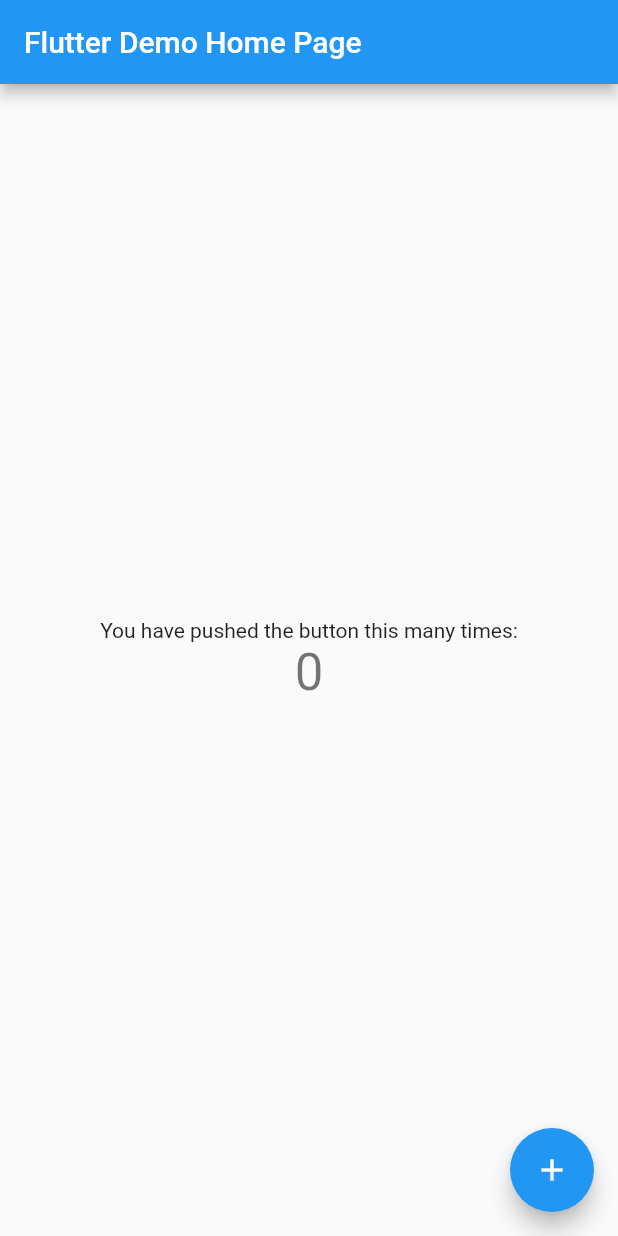
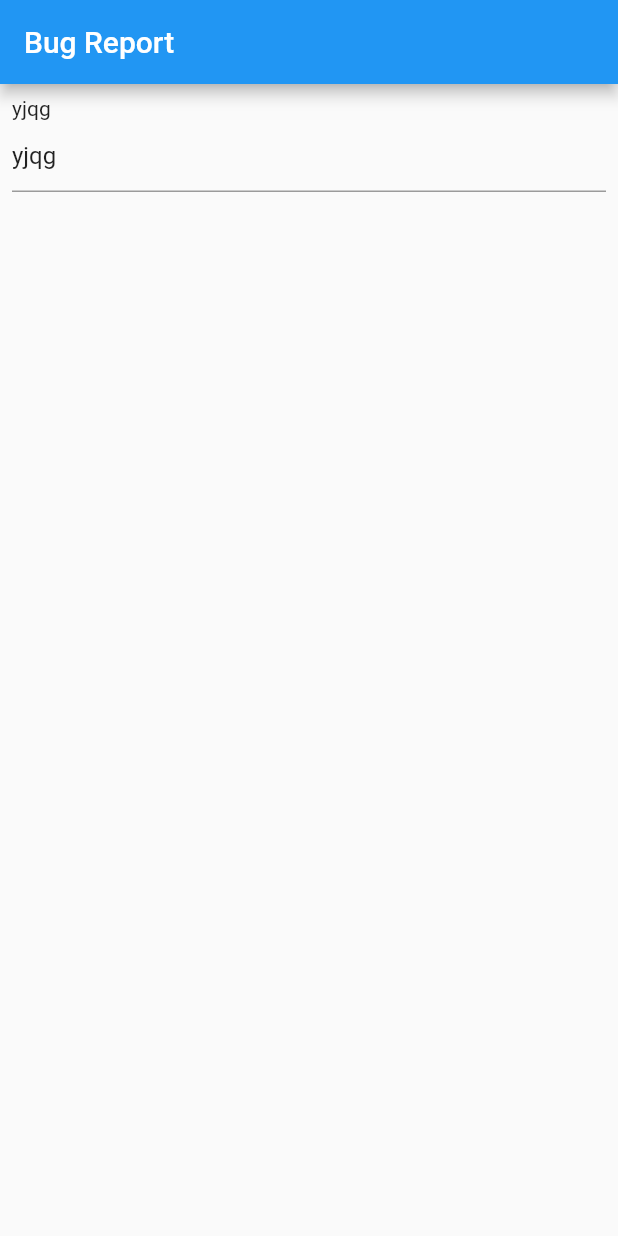
Before and after one commit to Leffe108/flutter-web-text-clip, a Flutter app: the screen it shows after launch, on a phone screen of 412 x 824 dp. Run offline on Flutter 3.47's test engine with Material 2 defaults, Android fonts, the phone set to English and light mode, and no system bars.

Commit message:
bug_report2 home screen

```diff
--- a/lib/main.dart
+++ b/lib/main.dart
@@ -9,109 +9,39 @@
   @override
   Widget build(BuildContext context) {
     return MaterialApp(
-      title: 'Flutter Demo',
-      theme: ThemeData(
-        // This is the theme of your application.
-        //
-        // Try running your application with "flutter run". You'll see the
-        // application has a blue toolbar. Then, without quitting the app, try
-        // changing the primarySwatch below to Colors.green and then invoke
-        // "hot reload" (press "r" in the console where you ran "flutter run",
-        // or simply save your changes to "hot reload" in a Flutter IDE).
-        // Notice that the counter didn't reset back to zero; the application
-        // is not restarted.
-        primarySwatch: Colors.blue,
-        // This makes the visual density adapt to the platform that you run
-        // the app on. For desktop platforms, the controls will be smaller and
-        // closer together (more dense) than on mobile platforms.
-        visualDensity: VisualDensity.adaptivePlatformDensity,
-      ),
-      home: MyHomePage(title: 'Flutter Demo Home Page'),
+      home: MyHomePage(),
     );
   }
 }
 
 class MyHomePage extends StatefulWidget {
-  MyHomePage({Key key, this.title}) : super(key: key);
-
-  // This widget is the home page of your application. It is stateful, meaning
-  // that it has a State object (defined below) that contains fields that affect
-  // how it looks.
-
-  // This class is the configuration for the state. It holds the values (in this
-  // case the title) provided by the parent (in this case the App widget) and
-  // used by the build method of the State. Fields in a Widget subclass are
-  // always marked "final".
-
-  final String title;
-
   @override
   _MyHomePageState createState() => _MyHomePageState();
 }
 
 class _MyHomePageState extends State<MyHomePage> {
-  int _counter = 0;
-
-  void _incrementCounter() {
-    setState(() {
-      // This call to setState tells the Flutter framework that something has
-      // changed in this State, which causes it to rerun the build method below
-      // so that the display can reflect the updated values. If we changed
-      // _counter without calling setState(), then the build method would not be
-      // called again, and so nothing would appear to happen.
-      _counter++;
-    });
-  }
+  static const DEBUG_TEXT = 'yjqg';
+  TextEditingController _controller = TextEditingController(text: DEBUG_TEXT);
 
   @override
   Widget build(BuildContext context) {
-    // This method is rerun every time setState is called, for instance as done
-    // by the _incrementCounter method above.
-    //
-    // The Flutter framework has been optimized to make rerunning build methods
-    // fast, so that you can just rebuild anything that needs updating rather
-    // than having to individually change instances of widgets.
     return Scaffold(
       appBar: AppBar(
-        // Here we take the value from the MyHomePage object that was created by
-        // the App.build method, and use it to set our appbar title.
-        title: Text(widget.title),
+        title: Text("Bug Report"),
       ),
-      body: Center(
-        // Center is a layout widget. It takes a single child and positions it
-        // in the middle of the parent.
+      body: Padding(
+        padding: const EdgeInsets.all(8.0),
         child: Column(
-          // Column is also a layout widget. It takes a list of children and
-          // arranges them vertically. By default, it sizes itself to fit its
-          // children horizontally, and tries to be as tall as its parent.
-          //
-          // Invoke "debug painting" (press "p" in the console, choose the
-          // "Toggle Debug Paint" action from the Flutter Inspector in Android
-          // Studio, or the "Toggle Debug Paint" command in Visual Studio Code)
-          // to see the wireframe for each widget.
-          //
-          // Column has various properties to control how it sizes itself and
-          // how it positions its children. Here we use mainAxisAlignment to
-          // center the children vertically; the main axis here is the vertical
-          // axis because Columns are vertical (the cross axis would be
-          // horizontal).
-          mainAxisAlignment: MainAxisAlignment.center,
-          children: <Widget>[
-            Text(
-              'You have pushed the button this many times:',
+          crossAxisAlignment: CrossAxisAlignment.start,
+          children: [
+            Text(DEBUG_TEXT),
+            TextField(
+              controller: _controller,
             ),
-            Text(
-              '$_counter',
-              style: Theme.of(context).textTheme.headline4,
-            ),
+            Spacer(),
           ],
         ),
       ),
-      floatingActionButton: FloatingActionButton(
-        onPressed: _incrementCounter,
-        tooltip: 'Increment',
-        child: Icon(Icons.add),
-      ), // This trailing comma makes auto-formatting nicer for build methods.
     );
   }
 }
```
